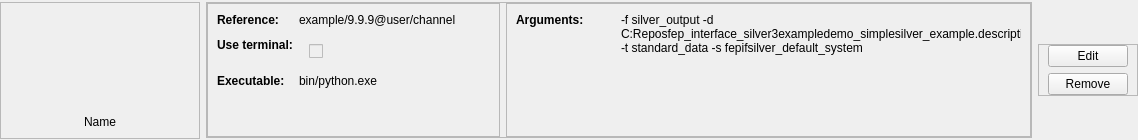
goszpeti/conan_explorer, file src/conan_app_launcher/ui/views/app_grid/app_link.ui: the form before one commit.
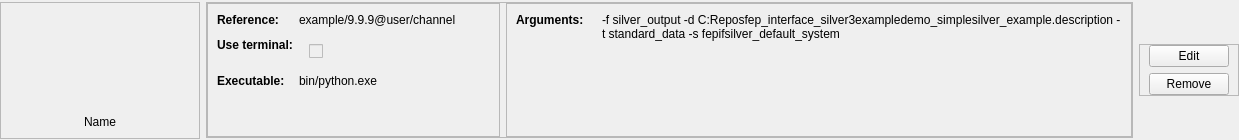
The form after the commit. Custom widgets are drawn as their Qt base class.

Commit message: * Add Versioning to Plugin API *Async Loading can now be canceled * Fix width on dialogs and AppLink

Diff of the .ui file:
```diff
--- a/src/conan_app_launcher/ui/views/app_grid/app_link.ui
+++ b/src/conan_app_launcher/ui/views/app_grid/app_link.ui
@@ -6,7 +6,7 @@
    <rect>
     <x>0</x>
     <y>0</y>
-    <width>1138</width>
+    <width>1239</width>
     <height>140</height>
    </rect>
   </property>
@@ -22,12 +22,6 @@
     <height>140</height>
    </size>
   </property>
-  <property name="maximumSize">
-   <size>
-    <width>1280</width>
-    <height>180</height>
-   </size>
-  </property>
   <property name="windowTitle">
    <string>Form</string>
   </property>
@@ -258,17 +252,29 @@
       </item>
       <item>
        <widget class="QFrame" name="frame_2">
+        <property name="sizePolicy">
+         <sizepolicy hsizetype="MinimumExpanding" vsizetype="Preferred">
+          <horstretch>0</horstretch>
+          <verstretch>0</verstretch>
+         </sizepolicy>
+        </property>
         <property name="frameShape">
          <enum>QFrame::StyledPanel</enum>
         </property>
         <property name="frameShadow">
          <enum>QFrame::Raised</enum>
         </property>
-        <layout class="QHBoxLayout" name="horizontalLayout" stretch="0,1">
-         <item>
+        <layout class="QFormLayout" name="formLayout_2">
+         <property name="sizeConstraint">
+          <enum>QLayout::SetMinAndMaxSize</enum>
+         </property>
+         <property name="fieldGrowthPolicy">
+          <enum>QFormLayout::ExpandingFieldsGrow</enum>
+         </property>
+         <item row="0" column="0">
           <widget class="QLabel" name="arguments_label">
            <property name="sizePolicy">
-            <sizepolicy hsizetype="Preferred" vsizetype="Preferred">
+            <sizepolicy hsizetype="Fixed" vsizetype="Preferred">
              <horstretch>0</horstretch>
              <verstretch>0</verstretch>
             </sizepolicy>
@@ -287,10 +293,10 @@
            </property>
           </widget>
          </item>
-         <item>
+         <item row="0" column="1">
           <widget class="QLabel" name="arguments_value_label">
            <property name="sizePolicy">
-            <sizepolicy hsizetype="Maximum" vsizetype="Preferred">
+            <sizepolicy hsizetype="MinimumExpanding" vsizetype="Preferred">
              <horstretch>0</horstretch>
              <verstretch>0</verstretch>
             </sizepolicy>
@@ -303,7 +309,7 @@
            </property>
            <property name="maximumSize">
             <size>
-             <width>400</width>
+             <width>16777215</width>
              <height>16777215</height>
             </size>
            </property>
```
Left out of the diff: 3 changed lines with no effect on the pictures. The commit also changes 22 other files.
